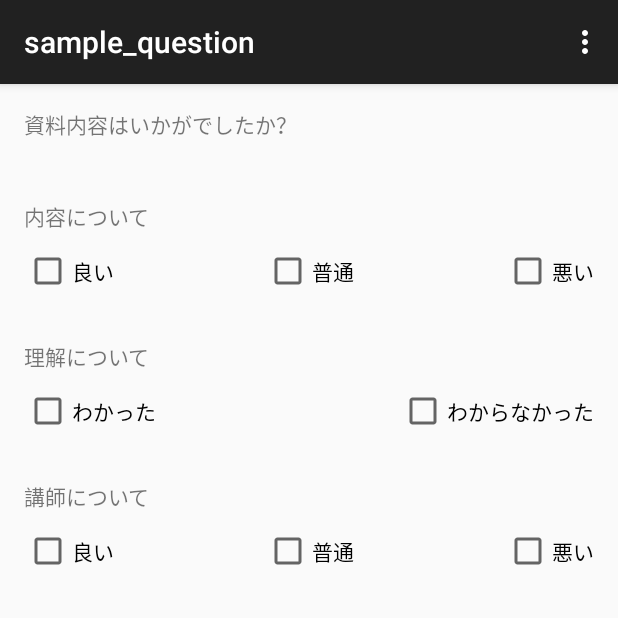
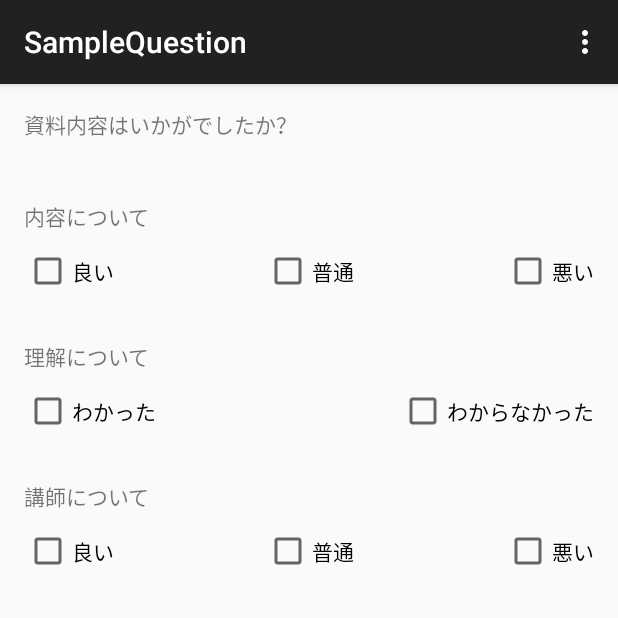
Before and after one commit to ncxx-sl-lab/SampleQuestion, an Android app: the screen it shows after launch (SecondActivity), after a tap on "１日目", on a phone screen of 412 x 824 dp, the top half of it. Run offline under Robolectric (Android 15) with nearby library versions, the phone set to English and light mode, and no system bars.

Commit message:
[ clean ] change ProjectName

```diff
--- a/app/src/main/java/com/example/andro/sample_question/MainActivity.java
+++ b/app/src/main/java/com/example/andro/sample_question/MainActivity.java
@@ -18,39 +18,36 @@ public class MainActivity extends ActionBarActivity {
         setContentView(R.layout.activity_main);
 
         // ボタンの生成
-        Button btn_first_day = (Button)this.findViewById(R.id.id_btn_first_day);
-        Button btn_second_day = (Button)this.findViewById(R.id.id_btn_second_day);
-        Button btn_finish = (Button)this.findViewById(R.id.id_btn_finish);
+        Button btnFirstDay = (Button)this.findViewById(R.id.id_btn_first_day);
+        Button btnSecondDay = (Button)this.findViewById(R.id.id_btn_second_day);
+        Button btnFinish = (Button)this.findViewById(R.id.id_btn_finish);
 
         // １日目ボタンの処理
-        btn_first_day.setOnClickListener(new View.OnClickListener() {
+        btnFirstDay.setOnClickListener(new View.OnClickListener() {
             @Override
             public void onClick(View v) {
                 // Intentで１日目のアンケート画面へ
-                Intent mainToFirst = new Intent();
-                mainToFirst.setClassName("com.example.andro.sample_question","com.example.andro.sample_question.SecondActivity");
+                Intent mainToFirst = new Intent(MainActivity.this, SecondActivity.class);
                 startActivity(mainToFirst);
             }
         });
 
         // ２日目ボタンの処理
-        btn_second_day.setOnClickListener(new View.OnClickListener() {
+        btnSecondDay.setOnClickListener(new View.OnClickListener() {
             @Override
             public void onClick(View v) {
                 // Intentで１日目のアンケート画面へ
-                Intent mainToSecond = new Intent();
-                mainToSecond.setClassName("com.example.andro.sample_question","com.example.andro.sample_question.ThirdActivity");
+                Intent mainToSecond = new Intent(MainActivity.this, ThirdActivity.class);
                 startActivity(mainToSecond);
             }
         });
 
         // アンケート完了ボタンの処理
-        btn_finish.setOnClickListener(new View.OnClickListener() {
+        btnFinish.setOnClickListener(new View.OnClickListener() {
             @Override
             public void onClick(View v) {
                 // Intentでアンケート完了画面へ
-                Intent mainToQuestionDone = new Intent();
-                mainToQuestionDone.setClassName("com.example.andro.sample_question","com.example.andro.sample_question.QuestionDoneActivity");
+                Intent mainToQuestionDone = new Intent(MainActivity.this, QuestionDoneActivity.class);
                 startActivity(mainToQuestionDone);
 
                 // トースト作成と表示のメソッドを呼び出す
@@ -61,7 +58,7 @@ public class MainActivity extends ActionBarActivity {
 
     // トーストの作成と表示
     private void showToast () {
-        Toast.makeText(this, "アンケートの集計が完了しました！", Toast.LENGTH_SHORT).show();
+        Toast.makeText(this, R.string.text_question_done, Toast.LENGTH_SHORT).show();
     }
 
     @Override
--- a/app/src/main/res/values/strings.xml
+++ b/app/src/main/res/values/strings.xml
@@ -1,7 +1,6 @@
 <?xml version="1.0" encoding="utf-8"?>
 <resources>
-
-    <string name="app_name">sample_question</string>
+    <string name="app_name">SampleQuestion</string>
 
     <string name="text_question01">今回の「一人一アプリ開発」の資料はどうでしたか？</string>
     <string name="btn_first_day">１日目</string>
@@ -32,6 +31,7 @@
     <string name="text_dev">もっと開発したい</string>
     <string name="text_not_dev">興味なし</string>
 
+    <string name="text_question_done">アンケートの集計が完了しました！</string>
+
     <string name="action_settings">Settings</string>
-
 </resources>
```
Also changed, not shown: 2 other files.
